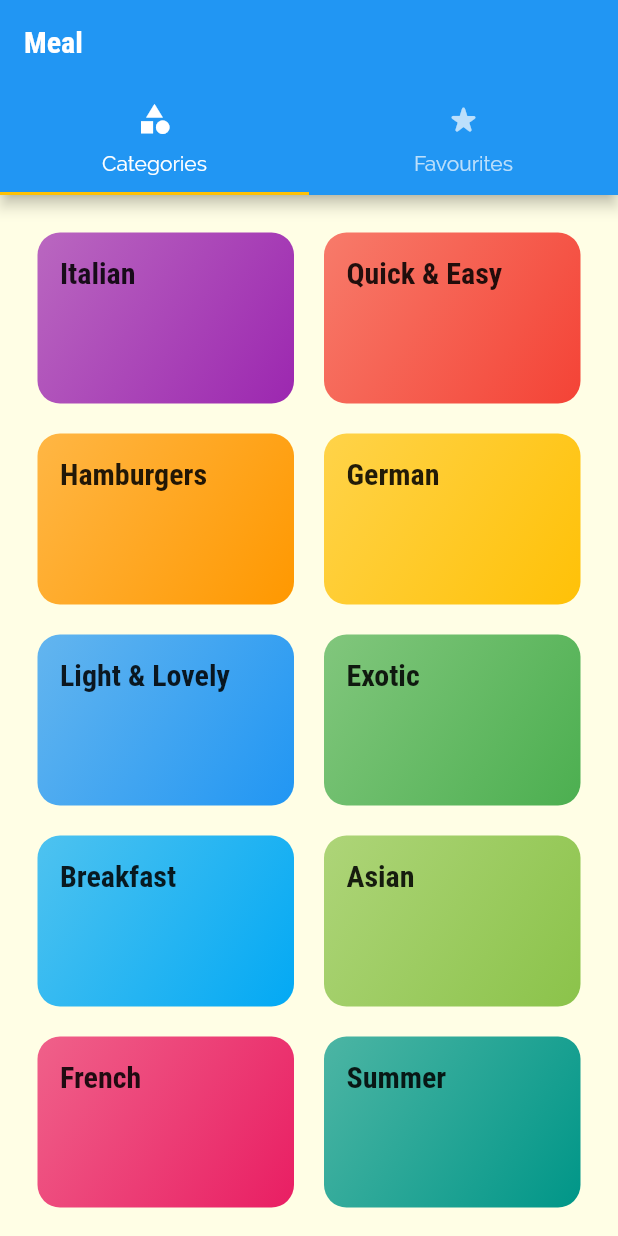
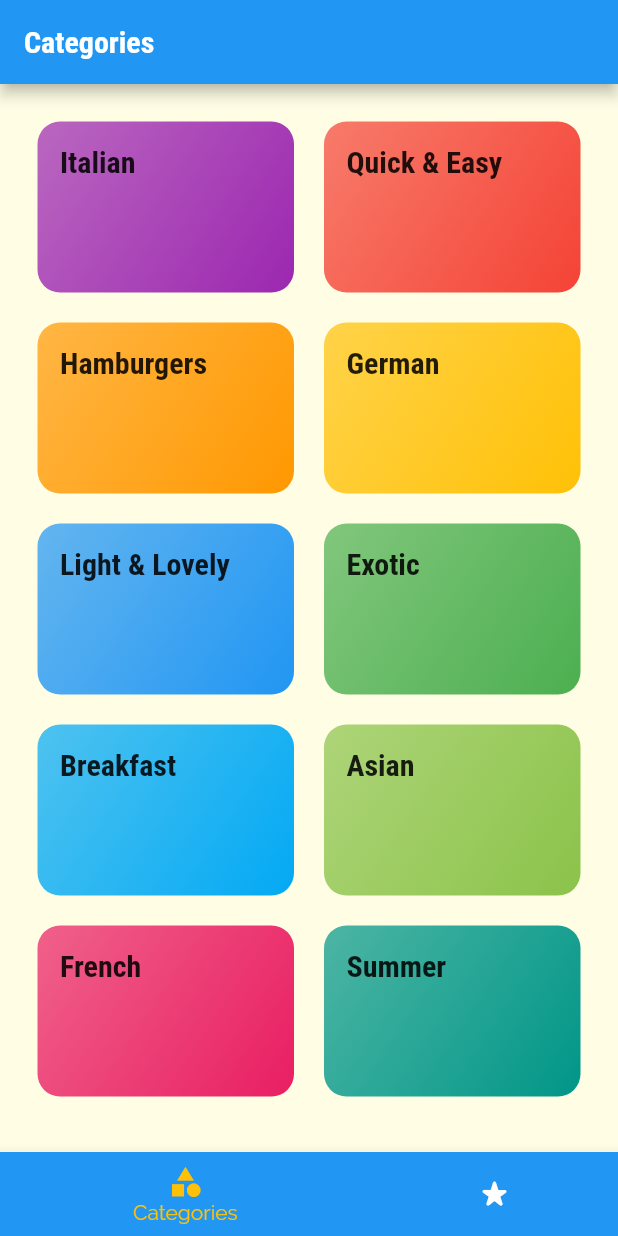
Before and after one commit to apexpre-dator/Meals-App, a Flutter app: the screen it shows after launch, on a phone screen of 412 x 824 dp. Run offline on Flutter 3.47's test engine with Material 2 defaults, Android fonts, the phone set to English and light mode, and no system bars.

```diff
--- a/lib/screens/tab_screen.dart
+++ b/lib/screens/tab_screen.dart
@@ -1,6 +1,6 @@
 import 'package:flutter/material.dart';
-import 'package:meals_app/screens/favourites_screen.dart';
 
+import './favourites_screen.dart';
 import './categories_screen.dart';
 
 class TabScreen extends StatefulWidget {
@@ -11,33 +11,50 @@ class TabScreen extends StatefulWidget {
 }
 
 class _TabScreenState extends State<TabScreen> {
+  final List<Map<String, Object>> pages = [
+    {
+      'page': CategoriesScreen(),
+      'title': 'Categories',
+    },
+    {
+      'page': FavouritesScreen(),
+      'title': 'Favourites',
+    },
+  ];
+  int selectedPage = 0;
+
+  void selectPage(int index) {
+    setState(() {
+      selectedPage = index;
+    });
+  }
+
   @override
   Widget build(BuildContext context) {
-    return DefaultTabController(
-      length: 2,
-      initialIndex: 0,
-      child: Scaffold(
-        appBar: AppBar(
-          title: Text('Meal'),
-          bottom: TabBar(
-            tabs: <Widget>[
-              Tab(
-                icon: Icon(Icons.category_sharp),
-                text: 'Categories',
-              ),
-              Tab(
-                icon: Icon(Icons.star_rate_rounded),
-                text: 'Favourites',
-              ),
-            ],
+    return Scaffold(
+      appBar: AppBar(
+        title: Text(pages[selectedPage]['title'] as String),
+      ),
+      body: pages[selectedPage]['page'] as Widget,
+      bottomNavigationBar: BottomNavigationBar(
+        onTap: selectPage,
+        backgroundColor: Theme.of(context).primaryColor,
+        selectedItemColor: Theme.of(context).accentColor,
+        unselectedItemColor: Colors.white,
+        currentIndex: selectedPage,
+        type: BottomNavigationBarType.shifting,
+        items: [
+          BottomNavigationBarItem(
+            backgroundColor: Theme.of(context).primaryColor,
+            icon: Icon(Icons.category_sharp),
+            label: 'Categories',
           ),
-        ),
-        body: TabBarView(
-          children: <Widget>[
-            CategoriesScreen(),
-            FavouritesScreen(),
-          ],
-        ),
+          BottomNavigationBarItem(
+            backgroundColor: Theme.of(context).primaryColor,
+            icon: Icon(Icons.star_rate_rounded),
+            label: 'Favourites',
+          ),
+        ],
       ),
     );
   }
```
